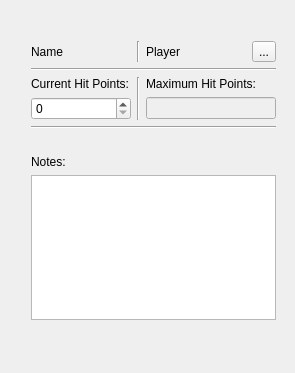
Before: the Qt Designer form CombatantWidget.ui in smithbt/EncounterManager, drawn with Qt 5.
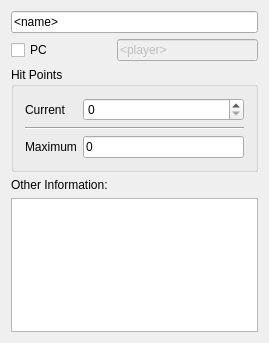
After: the same form once the commit is applied.

Commit message:
Mapped combatant sidebar to model.
[AddCombatantDialog]
 -> Linked "Other Info" field (saves as HTML)
 -> Rearranged UI
[CombatantModel]
 -> Added "Other Info" handling
[CombatantWidget]
 -> Added mapping for most fields back to the model
[EncounterManager]
 -> Added "Other Info" handling
 -> setup QDataWidgetMapper
 -> Simplified signals/slots

What changed in the file:
```diff
--- a/CombatantWidget.ui
+++ b/CombatantWidget.ui
@@ -6,124 +6,104 @@
    <rect>
     <x>0</x>
     <y>0</y>
-    <width>295</width>
-    <height>373</height>
+    <width>269</width>
+    <height>343</height>
    </rect>
   </property>
   <property name="windowTitle">
    <string>CombatantWidget</string>
   </property>
-  <widget class="QWidget" name="">
-   <property name="geometry">
-    <rect>
-     <x>20</x>
-     <y>30</y>
-     <width>267</width>
-     <height>301</height>
-    </rect>
-   </property>
    <layout class="QGridLayout" name="gridLayout">
-    <item row="3" column="0">
-     <widget class="QSpinBox" name="curHPSpinBox"/>
-    </item>
-    <item row="2" column="0">
+   <item row="0" column="0" colspan="2">
+    <widget class="QLineEdit" name="nameEdit">
+     <property name="enabled">
+      <bool>true</bool>
+     </property>
+     <property name="text">
+      <string>&lt;name&gt;</string>
+     </property>
+    </widget>
+   </item>
+   <item row="1" column="0">
+    <widget class="QCheckBox" name="isPlayerCheckBox">
+     <property name="text">
+      <string>PC</string>
+     </property>
+    </widget>
+   </item>
+   <item row="1" column="1">
+    <widget class="QLineEdit" name="playerEdit">
+     <property name="enabled">
+      <bool>false</bool>
+     </property>
+     <property name="text">
+      <string>&lt;player&gt;</string>
+     </property>
+    </widget>
+   </item>
+   <item row="2" column="0" colspan="2">
+    <widget class="QGroupBox" name="hpGroupBox">
+     <property name="title">
+      <string>Hit Points</string>
+     </property>
+     <layout class="QFormLayout" name="formLayout">
+      <item row="0" column="0">
      <widget class="QLabel" name="curHPLabel">
       <property name="text">
-       <string>Current Hit Points:</string>
+         <string>Current</string>
       </property>
       <property name="buddy">
        <cstring>curHPSpinBox</cstring>
       </property>
      </widget>
     </item>
-    <item row="0" column="0">
-     <widget class="QLabel" name="nameLabel">
-      <property name="text">
-       <string>Name</string>
-      </property>
-     </widget>
-    </item>
     <item row="0" column="1">
-     <widget class="Line" name="playerLine">
-      <property name="orientation">
-       <enum>Qt::Vertical</enum>
-      </property>
-     </widget>
-    </item>
-    <item row="0" column="2">
-     <widget class="QLabel" name="playerLabel">
-      <property name="text">
-       <string>Player</string>
-      </property>
-     </widget>
-    </item>
-    <item row="0" column="3">
-     <widget class="QToolButton" name="editButton">
-      <property name="text">
-       <string>...</string>
-      </property>
-     </widget>
-    </item>
-    <item row="7" column="0" colspan="4">
-     <widget class="QTextEdit" name="notesEdit"/>
-    </item>
-    <item row="6" column="0" colspan="4">
-     <widget class="QLabel" name="notesLabel">
-      <property name="text">
-       <string>Notes:</string>
-      </property>
-      <property name="buddy">
-       <cstring>notesEdit</cstring>
-      </property>
-     </widget>
-    </item>
-    <item row="5" column="0" colspan="4">
-     <widget class="QLabel" name="otherInfo">
-      <property name="text">
-       <string>&lt;no info available&gt;</string>
-      </property>
-     </widget>
-    </item>
-    <item row="4" column="0" colspan="4">
-     <widget class="Line" name="hpLine">
-      <property name="orientation">
-       <enum>Qt::Horizontal</enum>
-      </property>
-     </widget>
-    </item>
-    <item row="1" column="0" colspan="4">
-     <widget class="Line" name="titleLine">
-      <property name="orientation">
-       <enum>Qt::Horizontal</enum>
-      </property>
-     </widget>
-    </item>
-    <item row="2" column="2" colspan="2">
+       <widget class="QSpinBox" name="curHPSpinBox"/>
+      </item>
+      <item row="2" column="0">
      <widget class="QLabel" name="maxHPLabel">
       <property name="text">
-       <string>Maximum Hit Points:</string>
+         <string>Maximum</string>
       </property>
       <property name="buddy">
        <cstring>maxHPEdit</cstring>
       </property>
      </widget>
     </item>
-    <item row="3" column="2" colspan="2">
+      <item row="2" column="1">
      <widget class="QLineEdit" name="maxHPEdit">
       <property name="enabled">
-       <bool>false</bool>
+         <bool>true</bool>
+        </property>
+        <property name="text">
+         <string>0</string>
       </property>
      </widget>
     </item>
-    <item row="2" column="1" rowspan="2">
-     <widget class="Line" name="hpSeparatorLine">
+      <item row="1" column="0" colspan="2">
+       <widget class="Line" name="line">
       <property name="orientation">
-       <enum>Qt::Vertical</enum>
+         <enum>Qt::Horizontal</enum>
       </property>
      </widget>
     </item>
    </layout>
   </widget>
+   </item>
+   <item row="3" column="0">
+    <widget class="QLabel" name="otherInfoLabel">
+     <property name="text">
+      <string>Other Information: </string>
+     </property>
+     <property name="buddy">
+      <cstring>otherInfoEdit</cstring>
+     </property>
+    </widget>
+   </item>
+   <item row="4" column="0" colspan="2">
+    <widget class="QTextEdit" name="otherInfoEdit"/>
+   </item>
+  </layout>
  </widget>
  <layoutdefault spacing="6" margin="11"/>
  <resources/>
```
Left out of the diff: 19 changed lines with no effect on the pictures. Lines whose indentation alone changed are shown as unchanged. The commit also changes 10 other files.
